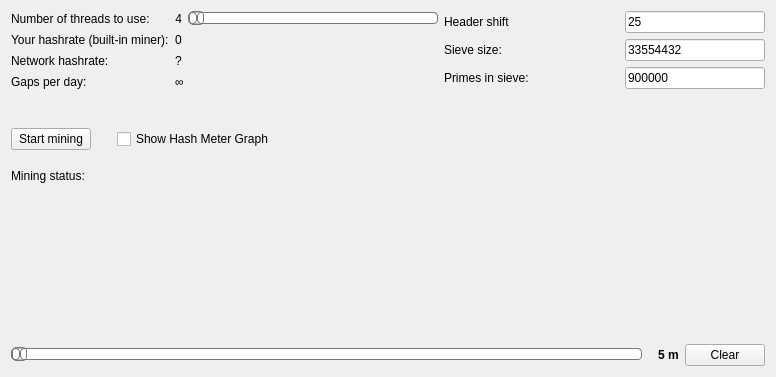
First picture: the form in src/qt/forms/miningpage.ui, repository wizz13150/gapcoin-core, before the edit.
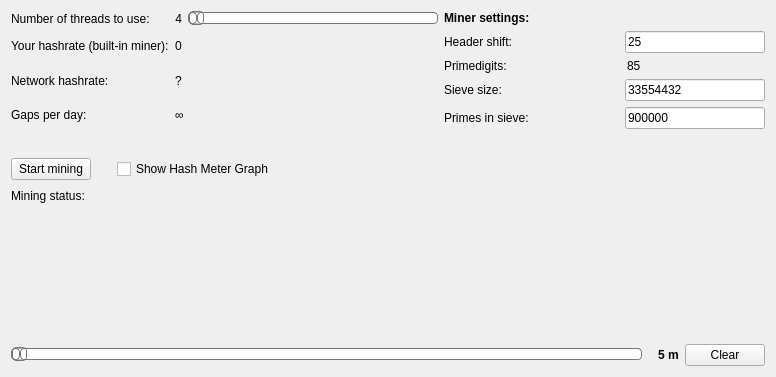
Second picture: the form after the edit. Custom widgets are drawn as their Qt base class.

Commit message: Map shift settings to primedigits

```diff
--- a/src/qt/forms/miningpage.ui
+++ b/src/qt/forms/miningpage.ui
@@ -18,6 +18,13 @@
     <layout class="QHBoxLayout" name="horizontalLayout_1">
      <item>
       <layout class="QGridLayout" name="gridLayout">
+       <item row="0" column="0">
+        <widget class="QLabel" name="textlabelNumberOfThreads">
+         <property name="text">
+          <string>Number of threads to use:</string>
+         </property>
+        </widget>
+       </item>
        <item row="0" column="1">
         <layout class="QHBoxLayout" name="horizontalLayout_2">
          <item>
@@ -103,34 +110,13 @@
          </item>
         </layout>
        </item>
-       <item row="3" column="0">
-        <widget class="QLabel" name="label_3">
-         <property name="text">
-          <string>Gaps per day:</string>
-         </property>
-        </widget>
-       </item>
        <item row="1" column="0">
-        <widget class="QLabel" name="label_2">
+        <widget class="QLabel" name="textlabelMinerHashRate">
          <property name="text">
           <string>Your hashrate (built-in miner):</string>
          </property>
         </widget>
        </item>
-       <item row="2" column="0">
-        <widget class="QLabel" name="label_4">
-         <property name="text">
-          <string>Network hashrate:</string>
-         </property>
-        </widget>
-       </item>
-       <item row="0" column="0">
-        <widget class="QLabel" name="label">
-         <property name="text">
-          <string>Number of threads to use:</string>
-         </property>
-        </widget>
-       </item>
        <item row="1" column="1">
         <widget class="QLabel" name="labelMinerHashRate">
          <property name="text">
@@ -138,6 +124,13 @@
          </property>
         </widget>
        </item>
+       <item row="2" column="0">
+        <widget class="QLabel" name="textlabelNetHashRate">
+         <property name="text">
+          <string>Network hashrate:</string>
+         </property>
+        </widget>
+       </item>
        <item row="2" column="1">
         <widget class="QLabel" name="labelNetHashRate">
          <property name="text">
@@ -145,6 +138,13 @@
          </property>
         </widget>
        </item>
+       <item row="3" column="0">
+        <widget class="QLabel" name="textlabelNextBlock">
+         <property name="text">
+          <string>Gaps per day:</string>
+         </property>
+        </widget>
+       </item>
        <item row="3" column="1">
         <widget class="QLabel" name="labelNextBlock">
          <property name="text">
@@ -156,10 +156,32 @@
      </item>
      <item>
       <layout class="QGridLayout" name="SieveSettings">
-       <item row="0" column="0">
+       <item row="0" column="0" colspan="2">
+        <widget class="QLabel" name="textlabelMinerSettings">
+         <property name="minimumSize">
+          <size>
+           <width>140</width>
+           <height>0</height>
+          </size>
+         </property>
+         <property name="maximumSize">
+          <size>
+           <width>140</width>
+           <height>16777215</height>
+          </size>
+         </property>
+         <property name="styleSheet">
+          <string notr="true">font-weight: bold;</string>
+         </property>
+         <property name="text">
+          <string>Miner settings:</string>
+         </property>
+        </widget>
+       </item>
+       <item row="1" column="0">
         <widget class="QLabel" name="headershiftLabel">
          <property name="text">
-          <string>Header shift</string>
+          <string>Header shift:</string>
          </property>
          <property name="textFormat">
           <enum>Qt::PlainText</enum>
@@ -169,7 +191,7 @@
          </property>
         </widget>
        </item>
-       <item row="0" column="1">
+       <item row="1" column="1">
         <widget class="QValidatedLineEdit" name="headershiftValue">
          <property name="minimumSize">
           <size>
@@ -191,7 +213,45 @@
          </property>
         </widget>
        </item>
-       <item row="1" column="0">
+       <item row="2" column="0">
+        <widget class="QLabel" name="primedigitlabelText">
+         <property name="text">
+          <string>Primedigits:</string>
+         </property>
+         <property name="textFormat">
+          <enum>Qt::PlainText</enum>
+         </property>
+        </widget>
+       </item>
+       <item row="2" column="1">
+        <widget class="QLabel" name="primedigitValue">
+         <property name="minimumSize">
+          <size>
+           <width>140</width>
+           <height>0</height>
+          </size>
+         </property>
+         <property name="maximumSize">
+          <size>
+           <width>140</width>
+           <height>16777215</height>
+          </size>
+         </property>
+         <property name="toolTip">
+          <string>The number of digits in the primes being searched</string>
+         </property>
+         <property name="text">
+          <string>85</string>
+         </property>
+         <property name="margin">
+          <number>0</number>
+         </property>
+         <property name="indent">
+          <number>2</number>
+         </property>
+        </widget>
+       </item>
+       <item row="3" column="0">
         <widget class="QLabel" name="sievesizelabelText">
          <property name="text">
           <string>Sieve size:</string>
@@ -201,7 +261,7 @@
          </property>
         </widget>
        </item>
-       <item row="1" column="1">
+       <item row="3" column="1">
         <widget class="QValidatedLineEdit" name="sievesizeValue">
          <property name="minimumSize">
           <size>
@@ -223,14 +283,14 @@
          </property>
         </widget>
        </item>
-       <item row="2" column="0">
+       <item row="4" column="0">
         <widget class="QLabel" name="sieveprimeslabelText">
          <property name="text">
           <string>Primes in sieve:</string>
          </property>
         </widget>
        </item>
-       <item row="2" column="1">
+       <item row="4" column="1">
         <widget class="QValidatedLineEdit" name="sieveprimesValue">
          <property name="minimumSize">
           <size>
```
The commit also changes 2 other files.
